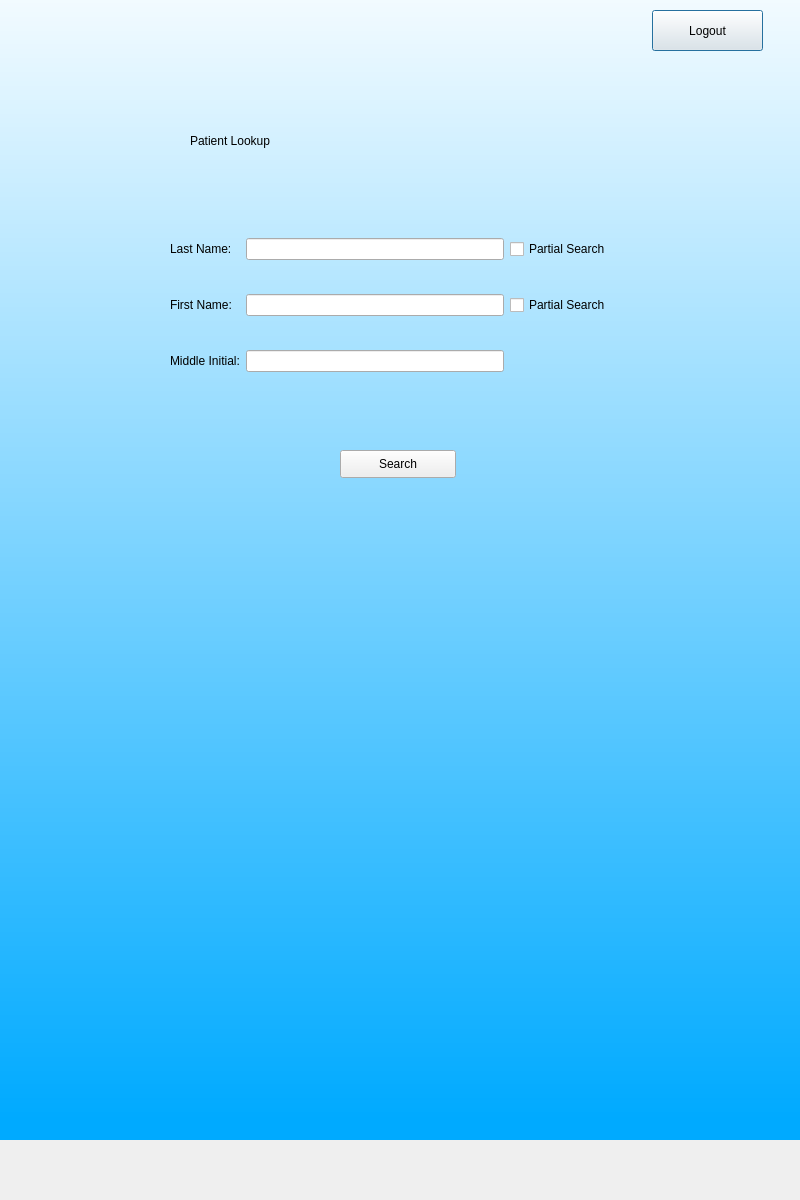
The window that patientsearch.ui (AlexHarbaugh1/CS499) describes before a commit, drawn with Qt 5.
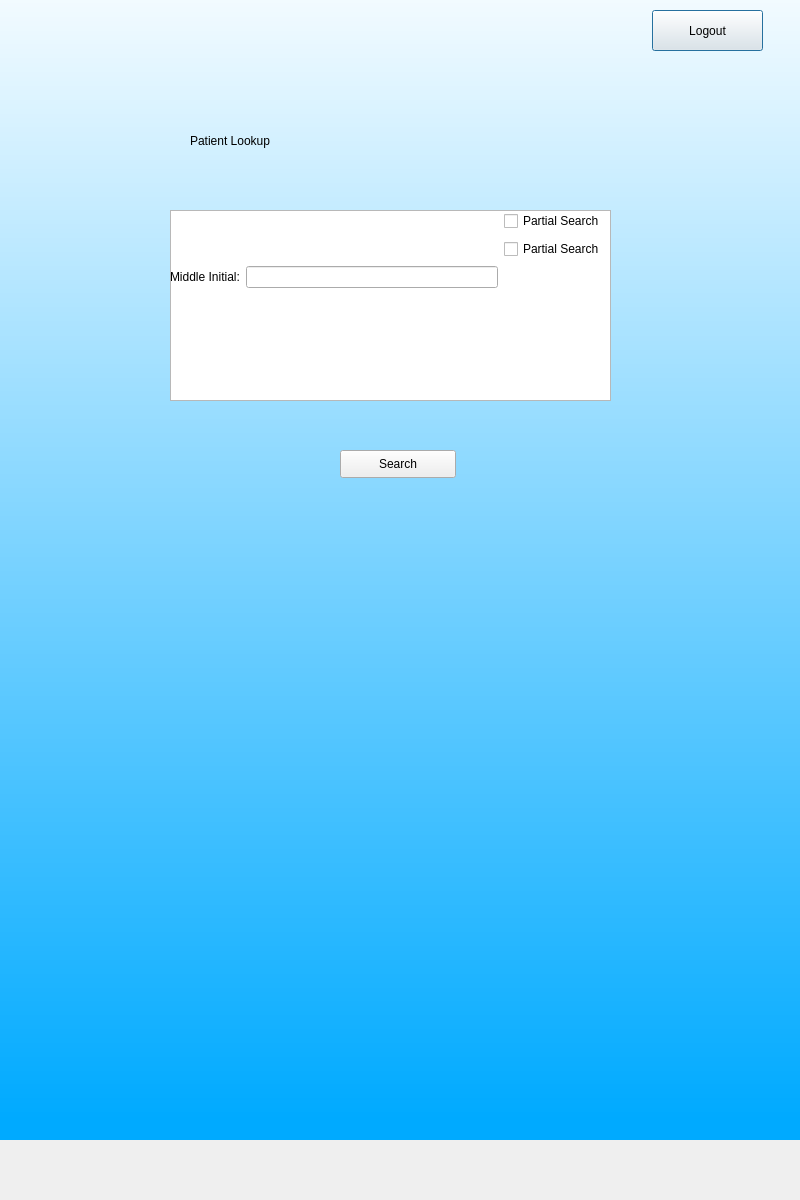
The same window after the commit.

Commit message: Search Screen now shows results(Funkily)

What changed in the file:
```diff
--- a/patientsearch.ui
+++ b/patientsearch.ui
@@ -107,6 +107,9 @@
      <item row="1" column="1">
       <widget class="QLineEdit" name="firstField"/>
      </item>
+     <item row="0" column="0" rowspan="8" colspan="5">
+       <widget class="QTableWidget" name="resultsTable"/>
+      </item>
      <item row="2" column="0">
       <widget class="QLabel" name="label_2">
        <property name="styleSheet">
```
The commit also changes 2 other files.
